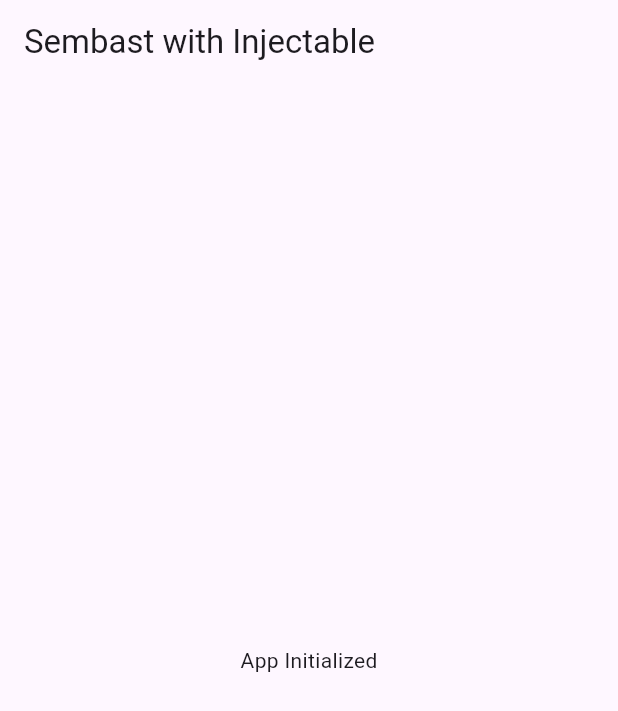
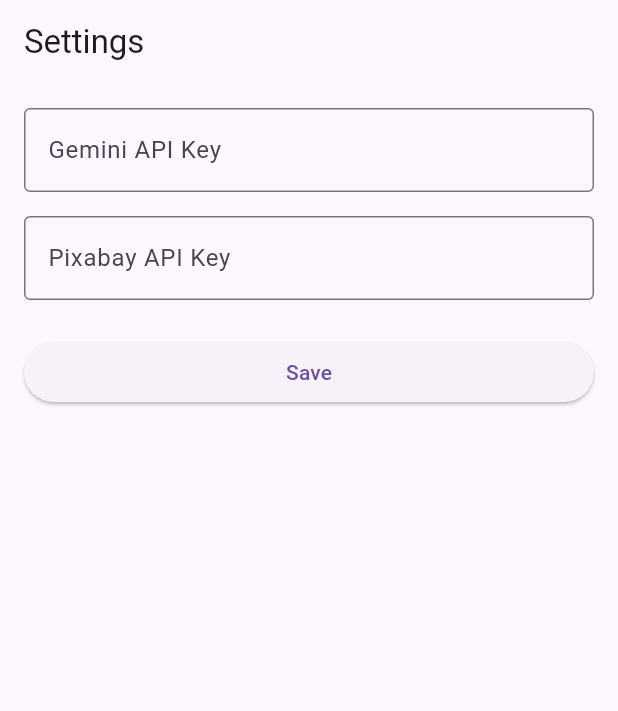
Before and after one commit to adrianluna0830/Vitalingu, a Flutter app: the screen it shows after launch, on a phone screen of 412 x 824 dp. Shown: the top 711 px of the screen. Run offline on Flutter 3.47's test engine with Material 3 defaults, Android fonts, the phone set to English and light mode, and no system bars; our stand-ins replace dart_mappable, get_it, injectable, sembast, signals; generated files the repository leaves out were written again.

Commit message:
feat: implement settings management with AppSettingsDatabase and SettingsViewModel

```diff
--- /dev/null
+++ b/lib/database/app_settings_database.dart
@@ -0,0 +1,32 @@
+import 'package:vitalingu/database_interface.dart';
+
+class AppSettingsDatabase {
+  final DatabaseInterface<String, String> _database;
+
+  AppSettingsDatabase({
+    required DatabaseInterface<String, String> database,
+  }) : _database = database;
+
+  Future<void> saveGeminiApiKey(String apiKey) async {
+    await _database.saveItem(apiKey, 'gemini_api_key');
+  }
+
+  Future<String> getGeminiApiKey() async {
+    final value = await _database.getItem('gemini_api_key');
+    return value ?? '';
+  }
+
+  Future<void> savePixabayApiKey(String apiKey) async {
+    await _database.saveItem(apiKey, 'pixabay_api_key');
+  }
+
+  Future<String> getPixabayApiKey() async {
+    final value = await _database.getItem('pixabay_api_key');
+    return value ?? '';
+  }
+
+  Future<void> clearSettings() async {
+    await _database.deleteItem('gemini_api_key');
+    await _database.deleteItem('pixabay_api_key');
+  }
+}
--- a/lib/di.dart
+++ b/lib/di.dart
@@ -5,4 +5,4 @@ import 'di.config.dart';
 final getIt = GetIt.instance;
 
 @InjectableInit()
-void configureDependencies() => getIt.init();
+Future<void> configureDependencies() async => await getIt.init();
--- a/lib/main.dart
+++ b/lib/main.dart
@@ -1,9 +1,10 @@
 import 'package:flutter/material.dart';
 import 'di.dart';
+import 'package:vitalingu/views/settings_view.dart';
 
 void main() async {
   WidgetsFlutterBinding.ensureInitialized();
-  configureDependencies();
+  await configureDependencies();
   runApp(MyApp());
 }
 
@@ -11,10 +12,7 @@ class MyApp extends StatelessWidget {
   @override
   Widget build(BuildContext context) {
     return MaterialApp(
-      home: Scaffold(
-        appBar: AppBar(title: Text('Sembast with Injectable')),
-        body: Center(child: Text('App Initialized')),
-      ),
+      home: const SettingsView(),
     );
   }
 }
--- /dev/null
+++ b/lib/viewmodels/settings_viewmodel.dart
@@ -0,0 +1,53 @@
+import 'package:flutter/material.dart';
+import 'package:injectable/injectable.dart';
+import 'package:signals/signals_flutter.dart';
+import 'package:vitalingu/database/app_settings_database.dart';
+import 'package:vitalingu/models/app_settings.dart';
+
+@injectable
+class SettingsViewModel {
+  final AppSettingsDatabase _database;
+
+  final geminiApiKeyController = TextEditingController();
+  final pixabayApiKeyController = TextEditingController();
+
+  final isLoading = signal(false);
+  final saveSuccess = signal<bool?>(null);
+
+  SettingsViewModel(this._database) {
+    _loadSettings();
+  }
+
+  Future<void> _loadSettings() async {
+    isLoading.value = true;
+    try {
+      geminiApiKeyController.text = await _database.getGeminiApiKey();
+      pixabayApiKeyController.text = await _database.getPixabayApiKey();
+    } catch (e) {
+      print('Error loading settings: $e');
+    } finally {
+      isLoading.value = false;
+    }
+  }
+
+  Future<void> saveSettings() async {
+    isLoading.value = true;
+    saveSuccess.value = null;
+
+    try {
+      await _database.saveGeminiApiKey(geminiApiKeyController.text.trim());
+      await _database.savePixabayApiKey(pixabayApiKeyController.text.trim());
+      saveSuccess.value = true;
+    } catch (e) {
+      print('Error saving settings: $e');
+      saveSuccess.value = false;
+    } finally {
+      isLoading.value = false;
+    }
+  }
+
+  void dispose() {
+    geminiApiKeyController.dispose();
+    pixabayApiKeyController.dispose();
+  }
+}
--- /dev/null
+++ b/lib/views/settings_view.dart
@@ -0,0 +1,88 @@
+import 'package:flutter/material.dart';
+import 'package:signals/signals_flutter.dart';
+import 'package:vitalingu/di.dart';
+import 'package:vitalingu/viewmodels/settings_viewmodel.dart';
+
+class SettingsView extends StatefulWidget {
+  const SettingsView({Key? key}) : super(key: key);
+
+  @override
+  State<SettingsView> createState() => _SettingsViewState();
+}
+
+class _SettingsViewState extends State<SettingsView> {
+  late final SettingsViewModel _viewModel;
+  late final EffectCleanup _effectCleanup;
+
+  @override
+  void initState() {
+    super.initState();
+    _viewModel = getIt<SettingsViewModel>();
+
+    _effectCleanup = effect(() {
+      final success = _viewModel.saveSuccess.value;
+      if (success != null && mounted) {
+        ScaffoldMessenger.of(context).showSnackBar(
+          SnackBar(
+            content: Text(success ? 'Settings saved successfully' : 'Failed to save settings'),
+            backgroundColor: success ? Colors.green : Colors.red,
+          ),
+        );
+        // Reset después de mostrar el snackbar
+        Future.delayed(const Duration(milliseconds: 500), () {
+          _viewModel.saveSuccess.value = null;
+        });
+      }
+    });
+  }
+
+  @override
+  void dispose() {
+    _effectCleanup();
+    _viewModel.dispose();
+    super.dispose();
+  }
+
+  @override
+  Widget build(BuildContext context) {
+    return Scaffold(
+      appBar: AppBar(
+        title: const Text('Settings'),
+      ),
+      body: Watch((context) {
+        if (_viewModel.isLoading.value) {
+          return const Center(child: CircularProgressIndicator());
+        }
+
+        return Padding(
+          padding: const EdgeInsets.all(16.0),
+          child: Column(
+            crossAxisAlignment: CrossAxisAlignment.stretch,
+            children: [
+              TextField(
+                controller: _viewModel.geminiApiKeyController,
+                decoration: const InputDecoration(
+                  labelText: 'Gemini API Key',
+                  border: OutlineInputBorder(),
+                ),
+              ),
+              const SizedBox(height: 16),
+              TextField(
+                controller: _viewModel.pixabayApiKeyController,
+                decoration: const InputDecoration(
+                  labelText: 'Pixabay API Key',
+                  border: OutlineInputBorder(),
+                ),
+              ),
+              const SizedBox(height: 24),
+              ElevatedButton(
+                onPressed: _viewModel.saveSettings,
+                child: const Text('Save'),
+              ),
+            ],
+          ),
+        );
+      }),
+    );
+  }
+}
--- a/lib/word.dart
+++ b/lib/word.dart
@@ -13,6 +13,7 @@ class WordExample with WordExampleMappable {
     this.translatedExample = "The same untranslated sentence translated to the specified native language",
   });
 }
+
 const String universalPartsOfSpeech = "Noun, Verb, Adjective, Adverb, Pronoun, Preposition, Conjunction, Interjection, Article, Determiner, Numeral, Particle, Auxiliary Verb, Modal Verb, Phrase, Idiom";
 
 @MappableClass()
@@ -42,5 +43,4 @@ abstract class Word {
   Word fromJson(String json);
 
   String defaultToJson();
-
 }
--- a/pubspec.yaml
+++ b/pubspec.yaml
@@ -41,6 +41,7 @@ dependencies:
   injectable: ^2.6.0
   injectable_generator: ^2.9.1
   path_provider: ^2.1.5
+  signals: ^6.2.0
 
 dev_dependencies:
   flutter_test:
```
Also changed, not shown: lib/german_word.dart (+13 -22 lines), lib/models/app_settings.dart (added, +40 -0 lines), lib/modules.dart (+11 -0 lines), lib/sembast_database.dart (+2 -7 lines), lib/di.config.dart, pubspec.lock.
